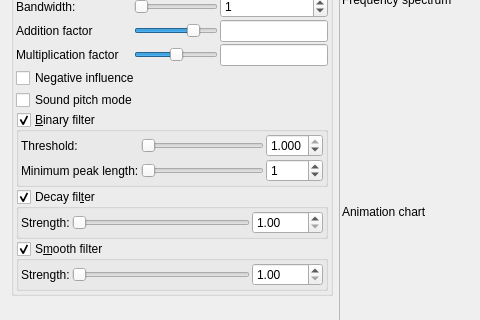
Qt form mandelbulber2/qt/audio_selector.ui (buddhi1980/mandelbulber2) before a commit; both pictures show x 0 to 480 and y 175 to 495 of the 1006 by 626 pixel window.
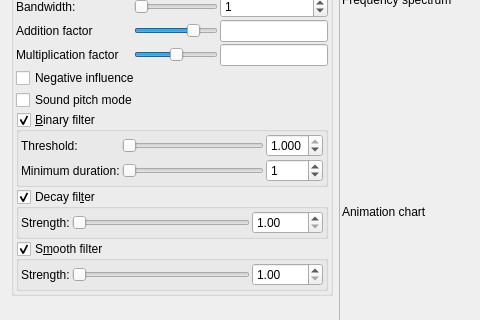
The same form after that commit. Icons and pictures are not drawn. Custom widgets are drawn as their Qt base class.

The edit to the form file:
```diff
--- a/mandelbulber2/qt/audio_selector.ui
+++ b/mandelbulber2/qt/audio_selector.ui
@@ -444,7 +444,7 @@
                <item row="1" column="0">
                 <widget class="QLabel" name="label_142">
                  <property name="text">
-                  <string>Minimum peak length:</string>
+                  <string>Minimum duration:</string>
                  </property>
                 </widget>
                </item>
```
Left out of the diff: 12 changed lines with no effect on the pictures.
